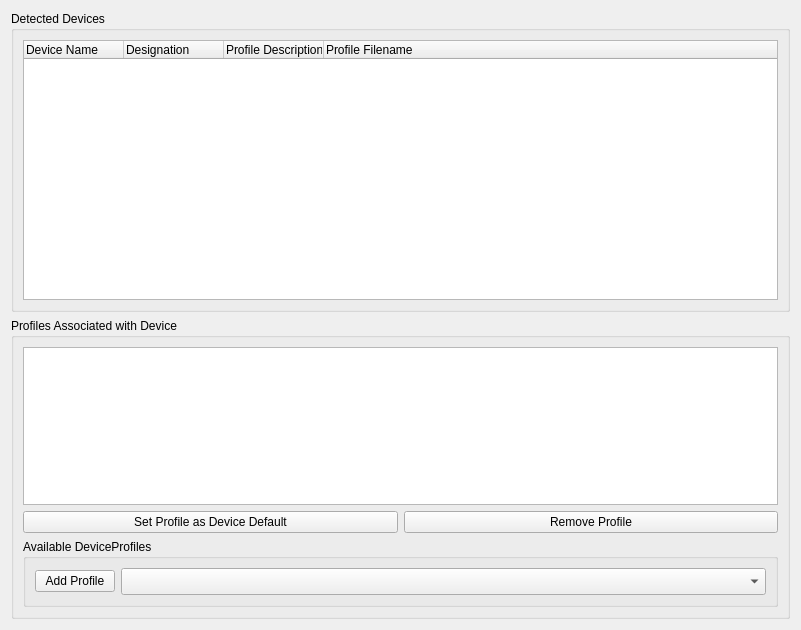
KDE/kolor-manager, file devices/kmdevices.ui: the form before one commit.
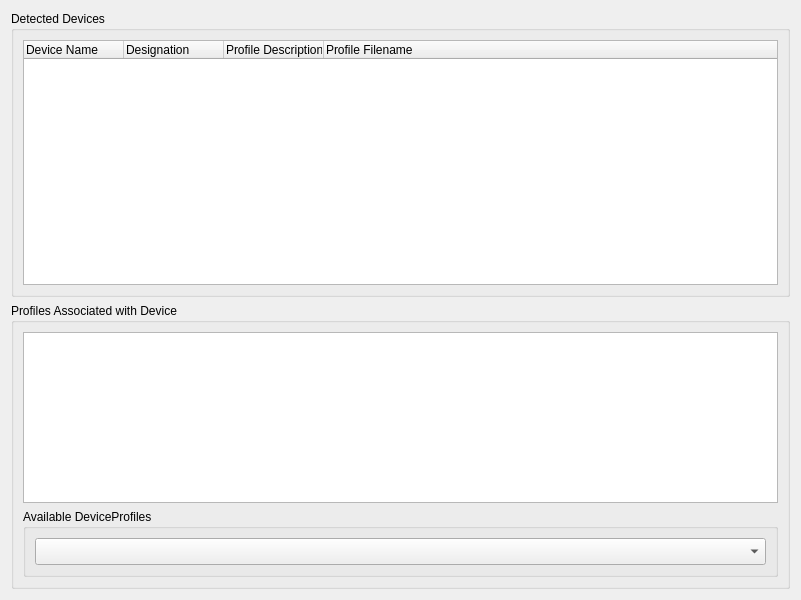
The form after the commit. Icons and pictures are not drawn.

Commit message: * [core]: improve kmmdevices

```diff
--- a/devices/kmdevices.ui
+++ b/devices/kmdevices.ui
@@ -1,12 +1,12 @@
 <ui version="4.0" >
  <class>kmdevices</class>
- <widget class="QWidget" name="kmdevices" >
-  <property name="geometry" >
+ <widget class="QWidget" name="kmdevices">
+  <property name="geometry">
    <rect>
     <x>0</x>
     <y>0</y>
     <width>801</width>
-    <height>630</height>
+    <height>600</height>
    </rect>
   </property>
   <layout class="QGridLayout" name="gridLayout_4" >
@@ -98,48 +98,10 @@
         </property>
        </widget>
       </item>
-      <item row="1" column="0" >
-       <layout class="QHBoxLayout" name="horizontalLayout" >
-        <item>
-         <widget class="QPushButton" name="defaultProfileButton" >
-          <property name="toolTip" >
-           <string comment="tooltipcomment" >tooltip</string>
-          </property>
-          <property name="statusTip" >
-           <string comment="statustipcomment" >statustip</string>
-          </property>
-          <property name="whatsThis" >
-           <string comment="whatsthiscomment" >whatsthis</string>
-          </property>
-          <property name="text" >
-           <string>Set Profile as Device Default</string>
-          </property>
-         </widget>
-        </item>
-        <item>
-         <widget class="QPushButton" name="removeButton" >
-          <property name="text" >
-           <string>Remove Profile</string>
-          </property>
-          <property name="icon" >
-           <iconset>
-            <normalon>../../../../../../../usr/share/icons/crystalsvg/16x16/actions/list-remove.png</normalon>
-           </iconset>
-          </property>
-          <property name="checkable" >
-           <bool>false</bool>
-          </property>
-          <property name="checked" >
-           <bool>false</bool>
-          </property>
-         </widget>
-        </item>
-       </layout>
-      </item>
-      <item row="2" column="0" >
-       <widget class="QGroupBox" name="groupBox" >
-        <property name="sizePolicy" >
-         <sizepolicy vsizetype="Fixed" hsizetype="Preferred" >
+      <item row="1" column="0">
+       <widget class="QGroupBox" name="groupBox">
+        <property name="sizePolicy">
+         <sizepolicy hsizetype="Preferred" vsizetype="Fixed">
           <horstretch>0</horstretch>
           <verstretch>0</verstretch>
          </sizepolicy>
@@ -154,35 +116,14 @@
          <item row="0" column="0" >
           <layout class="QHBoxLayout" name="horizontalLayout_2" >
            <item>
-            <widget class="QPushButton" name="addProfileButton" >
-             <property name="enabled" >
-              <bool>true</bool>
-             </property>
-             <property name="sizePolicy" >
-              <sizepolicy vsizetype="Fixed" hsizetype="Maximum" >
+            <widget class="QComboBox" name="deviceProfileComboBox">
+             <property name="sizePolicy">
+              <sizepolicy hsizetype="Preferred" vsizetype="Fixed">
                <horstretch>0</horstretch>
                <verstretch>0</verstretch>
               </sizepolicy>
              </property>
-             <property name="text" >
-              <string>Add Profile</string>
-             </property>
-             <property name="icon" >
-              <iconset>
-               <normalon>../../../../../../../usr/share/icons/crystalsvg/16x16/actions/list-add.png</normalon>
-              </iconset>
-             </property>
-            </widget>
-           </item>
-           <item>
-            <widget class="QComboBox" name="deviceProfileComboBox" >
-             <property name="sizePolicy" >
-              <sizepolicy vsizetype="Fixed" hsizetype="Preferred" >
-               <horstretch>0</horstretch>
-               <verstretch>0</verstretch>
-              </sizepolicy>
-             </property>
-             <property name="minimumSize" >
+             <property name="minimumSize">
               <size>
                <width>0</width>
                <height>27</height>
```
Left out of the diff: 77 changed lines with no effect on the pictures. The commit also changes 2 other files.
